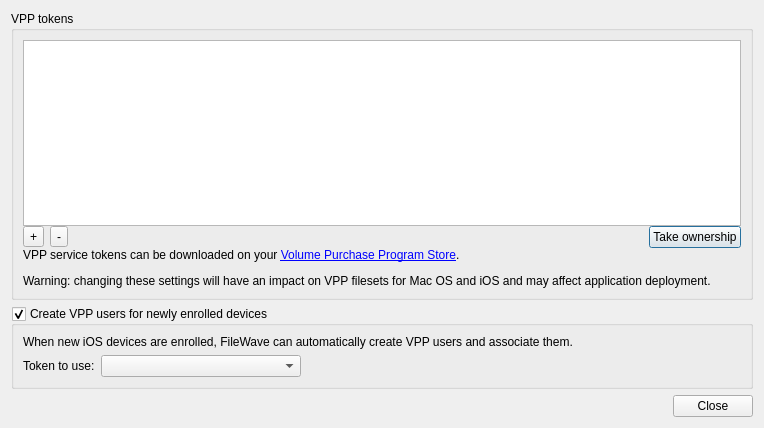
The window that FWAdminLib/vppv2/VPPTokenPrefsDlg.ui (fw-dev/translations) describes before a commit, drawn with Qt 5.
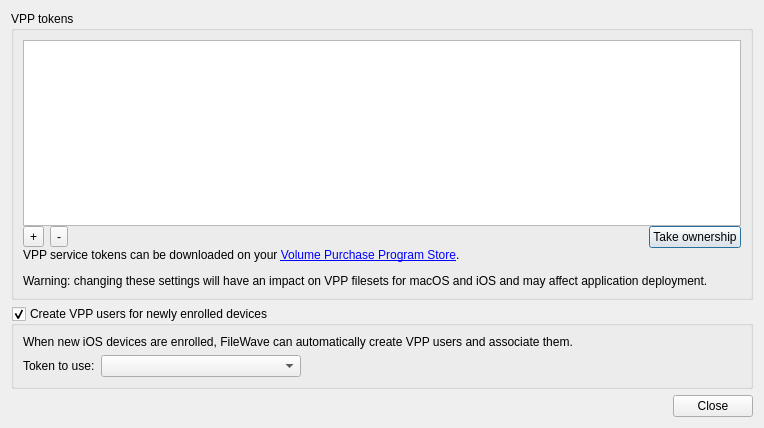
The same window after the commit. Custom widgets are drawn as their Qt base class.

Patch:
```diff
--- a/FWAdminLib/vppv2/VPPTokenPrefsDlg.ui
+++ b/FWAdminLib/vppv2/VPPTokenPrefsDlg.ui
@@ -31,7 +31,7 @@
        </widget>
       </item>
       <item>
-       <widget class="QWidget" name="" native="true">
+       <widget class="QWidget" name="widget" native="true">
         <layout class="QHBoxLayout" name="horizontalLayout_3">
          <property name="leftMargin">
           <number>0</number>
@@ -92,7 +92,7 @@
       <item>
        <widget class="QLabel" name="label_2">
         <property name="text">
-         <string>&lt;html&gt;&lt;head/&gt;&lt;body&gt;&lt;p&gt;VPP service tokens can be downloaded on your  &lt;a href=&quot;https://vpp.itunes.apple.com&quot;&gt;&lt;span style=&quot; text-decoration: underline; color:#0000ff;&quot;&gt;Volume Purchase Program Store&lt;/span&gt;&lt;/a&gt;.&lt;/p&gt;&lt;p&gt;Warning: changing these settings will have an impact on VPP filesets for Mac OS and iOS and may affect application deployment.&lt;/p&gt;&lt;/body&gt;&lt;/html&gt;</string>
+         <string>&lt;html&gt;&lt;head/&gt;&lt;body&gt;&lt;p&gt;VPP service tokens can be downloaded on your &lt;a href=&quot;https://vpp.itunes.apple.com&quot;&gt;&lt;span style=&quot; text-decoration: underline; color:#0000ff;&quot;&gt;Volume Purchase Program Store&lt;/span&gt;&lt;/a&gt;.&lt;/p&gt;&lt;p&gt;Warning: changing these settings will have an impact on VPP filesets for macOS and iOS and may affect application deployment.&lt;/p&gt;&lt;/body&gt;&lt;/html&gt;</string>
         </property>
         <property name="wordWrap">
          <bool>true</bool>
```
